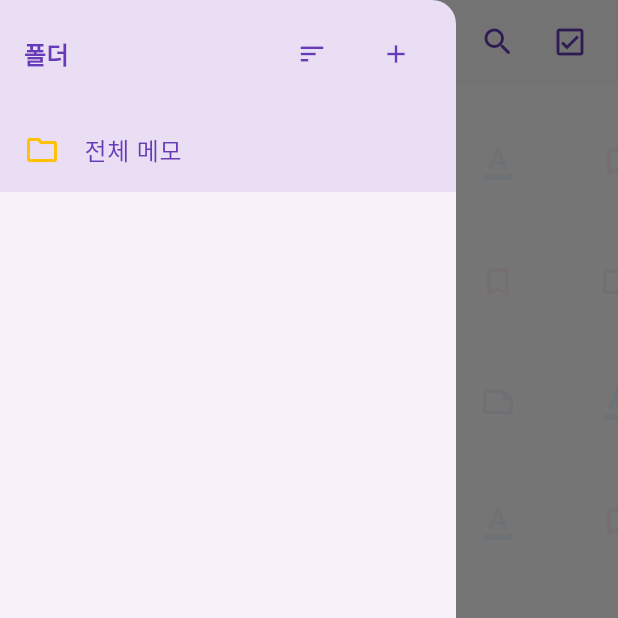
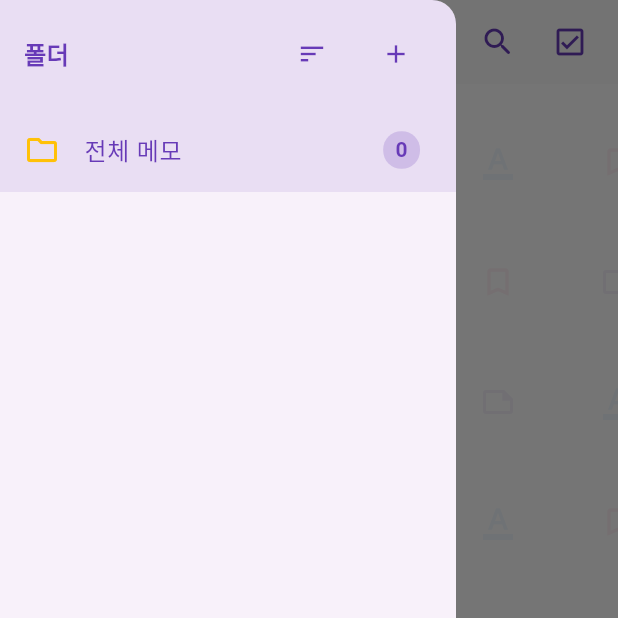
Before and after one commit to leeseongwoon/memo_app, a Flutter app: the screen it shows after launch, with the side drawer open, on a phone screen of 412 x 824 dp, the top half of it. Run offline on Flutter 3.47's test engine with Material 3 defaults, Android fonts, the phone set to English and light mode, and no system bars; our stand-ins replace sqflite; accounts and stored records are empty; Roboto replaces fonts that are missing (Pretendard).

```diff
--- a/lib/providers/memo_provider.dart
+++ b/lib/providers/memo_provider.dart
@@ -9,7 +9,8 @@ enum MemoSort {
 }
 
 class MemoProvider with ChangeNotifier {
-  List<Memo> _memos = [];
+  List<Memo> _memos = []; // 현재 표시할 메모 목록
+  List<Memo> _allMemos = []; // 전체 메모 목록 (개수 계산용)
   MemoSort _sortType = MemoSort.latest; // 기본 정렬: 최신순
   final List<Color> memoColors = [
     const Color(0xFFF9FBE7), // 연한 라임
@@ -30,16 +31,20 @@ class MemoProvider with ChangeNotifier {
     return sortedMemos;
   }
 
+  // 모든 메모를 반환 (개수 계산용)
+  List<Memo> get allMemos => _allMemos;
+
   MemoSort get currentSortType => _sortType;
 
   MemoProvider() {
-    _loadMemos();
+    _loadAllMemos();
   }
 
-  // 모든 메모 로드 또는 특정 폴더의 메모 로드
-  Future<void> _loadMemos() async {
+  // 모든 메모 로드
+  Future<void> _loadAllMemos() async {
     try {
-      _memos = await DatabaseHelper.instance.getAllMemos();
+      _allMemos = await DatabaseHelper.instance.getAllMemos();
+      _memos = List<Memo>.from(_allMemos); // 초기에는 모든 메모 표시
       notifyListeners();
     } catch (e) {
       print('메모 로딩 오류: $e');
@@ -49,12 +54,15 @@ class MemoProvider with ChangeNotifier {
   // 특정 폴더의 메모 로드
   Future<void> loadMemosByFolder(String folderId) async {
     try {
+      // 전체 메모는 항상 최신 상태로 유지
+      _allMemos = await DatabaseHelper.instance.getAllMemos();
+
       if (folderId.isEmpty) {
         // 빈 폴더 ID는 모든 메모 표시
-        _memos = await DatabaseHelper.instance.getAllMemos();
+        _memos = List<Memo>.from(_allMemos);
       } else {
         // 특정 폴더의 메모만 표시
-        _memos = await DatabaseHelper.instance.getMemosByFolder(folderId);
+        _memos = _allMemos.where((memo) => memo.folderId == folderId).toList();
       }
       notifyListeners();
     } catch (e) {
@@ -62,10 +70,28 @@ class MemoProvider with ChangeNotifier {
     }
   }
 
+  // 특정 폴더의 메모 개수 반환
+  int getMemoCountByFolder(String folderId) {
+    if (folderId.isEmpty) {
+      return _allMemos.length; // 전체 메모 개수
+    }
+    return _allMemos.where((memo) => memo.folderId == folderId).length;
+  }
+
   Future<void> addMemo(Memo memo) async {
     try {
       await DatabaseHelper.instance.insertMemo(memo);
-      _memos.insert(0, memo); // 로컬 상태 바로 업데이트
+
+      // 전체 메모 목록과 현재 표시 목록 모두 업데이트
+      _allMemos.insert(0, memo);
+
+      // 현재 같은 폴더를 보고 있거나 전체 메모를 보고 있는 경우에만 추가
+      if (memo.folderId == '' || _memos.isEmpty ||
+          (_memos.isNotEmpty && _memos[0].folderId == memo.folderId) ||
+          memo.folderId.isEmpty) {
+        _memos.insert(0, memo);
+      }
+
       notifyListeners();
     } catch (e) {
       print('메모 추가 오류: $e');
@@ -76,7 +102,13 @@ class MemoProvider with ChangeNotifier {
     try {
       await DatabaseHelper.instance.updateMemo(memo);
 
-      // 메모리 내에서도 업데이트
+      // 전체 메모 목록 업데이트
+      final allIndex = _allMemos.indexWhere((m) => m.id == memo.id);
+      if (allIndex != -1) {
+        _allMemos[allIndex] = memo;
+      }
+
+      // 현재 표시 목록 업데이트
       final index = _memos.indexWhere((m) => m.id == memo.id);
       if (index != -1) {
         _memos[index] = memo;
@@ -92,7 +124,10 @@ class MemoProvider with ChangeNotifier {
     try {
       await DatabaseHelper.instance.deleteMemo(id);
 
-      // 메모리 내에서도 삭제
+      // 전체 메모 목록에서 삭제
+      _allMemos.removeWhere((memo) => memo.id == id);
+
+      // 현재 표시 목록에서 삭제
       _memos.removeWhere((memo) => memo.id == id);
 
       notifyListeners();
@@ -108,7 +143,10 @@ class MemoProvider with ChangeNotifier {
         await DatabaseHelper.instance.deleteMemo(id);
       }
 
-      // 메모리 내에서도 삭제
+      // 전체 메모 목록에서 삭제
+      _allMemos.removeWhere((memo) => ids.contains(memo.id));
+
+      // 현재 표시 목록에서 삭제
       _memos.removeWhere((memo) => ids.contains(memo.id));
 
       notifyListeners();
--- a/lib/widgets/folder_list.dart
+++ b/lib/widgets/folder_list.dart
@@ -71,7 +71,26 @@ class FolderList extends StatelessWidget {
             // 전체 메모 항목 (루트 폴더)
             ListTile(
               leading: const Icon(Icons.folder_outlined, color: Colors.amber),
-              title: const Text('전체 메모'),
+              title: Row(
+                children: [
+                  const Expanded(child: Text('전체 메모')),
+                  Container(
+                    padding: const EdgeInsets.symmetric(horizontal: 8, vertical: 2),
+                    decoration: BoxDecoration(
+                      color: Theme.of(context).colorScheme.primary.withOpacity(0.2),
+                      borderRadius: BorderRadius.circular(12),
+                    ),
+                    child: Text(
+                      '${memoProvider.getMemoCountByFolder("")}',
+                      style: TextStyle(
+                        fontSize: 14,
+                        fontWeight: FontWeight.bold,
+                        color: Theme.of(context).colorScheme.primary,
+                      ),
+                    ),
+                  ),
+                ],
+              ),
               selected: currentFolderId.isEmpty,
               selectedTileColor: Theme.of(context).colorScheme.primary.withOpacity(0.1),
               selectedColor: Theme.of(context).colorScheme.primary,
@@ -94,7 +113,26 @@ class FolderList extends StatelessWidget {
 
                 return ListTile(
                   leading: const Icon(Icons.folder_outlined, color: Colors.amber),
-                  title: Text(folder.name),
+                  title: Row(
+                    children: [
+                      Expanded(child: Text(folder.name)),
+                      Container(
+                        padding: const EdgeInsets.symmetric(horizontal: 8, vertical: 2),
+                        decoration: BoxDecoration(
+                          color: Theme.of(context).colorScheme.primary.withOpacity(0.2),
+                          borderRadius: BorderRadius.circular(12),
+                        ),
+                        child: Text(
+                          '${memoProvider.getMemoCountByFolder(folder.id)}',
+                          style: TextStyle(
+                            fontSize: 14,
+                            fontWeight: FontWeight.bold,
+                            color: Theme.of(context).colorScheme.primary,
+                          ),
+                        ),
+                      ),
+                    ],
+                  ),
                   selected: folder.id == currentFolderId,
                   selectedTileColor: Theme.of(context).colorScheme.primary.withOpacity(0.1),
                   selectedColor: Theme.of(context).colorScheme.primary,
```
Also changed, not shown: 1 other file.
